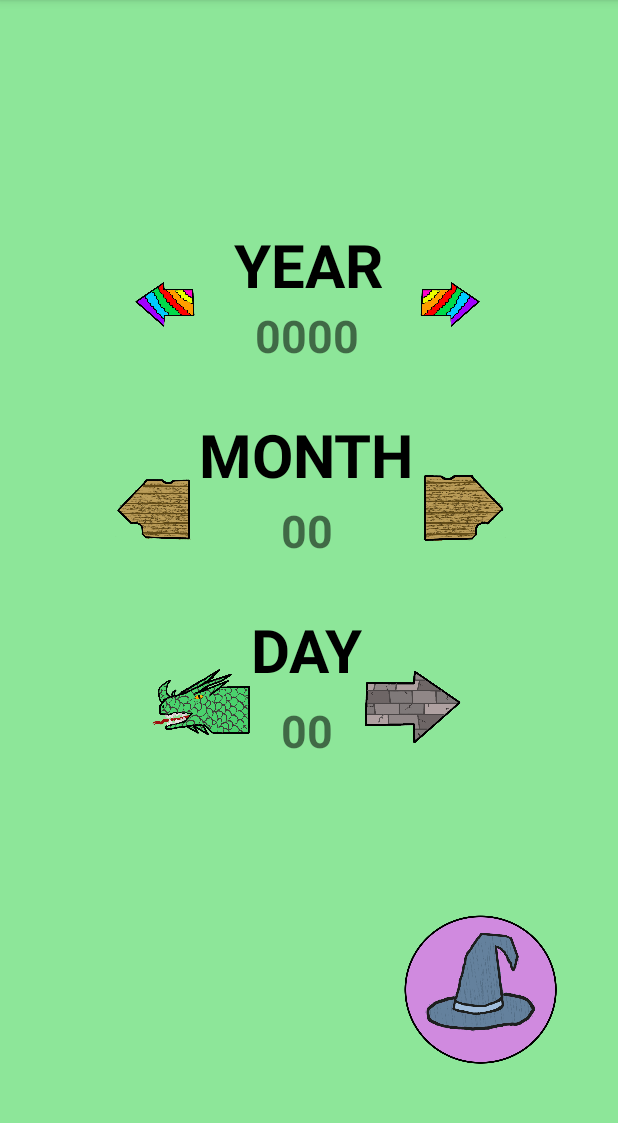
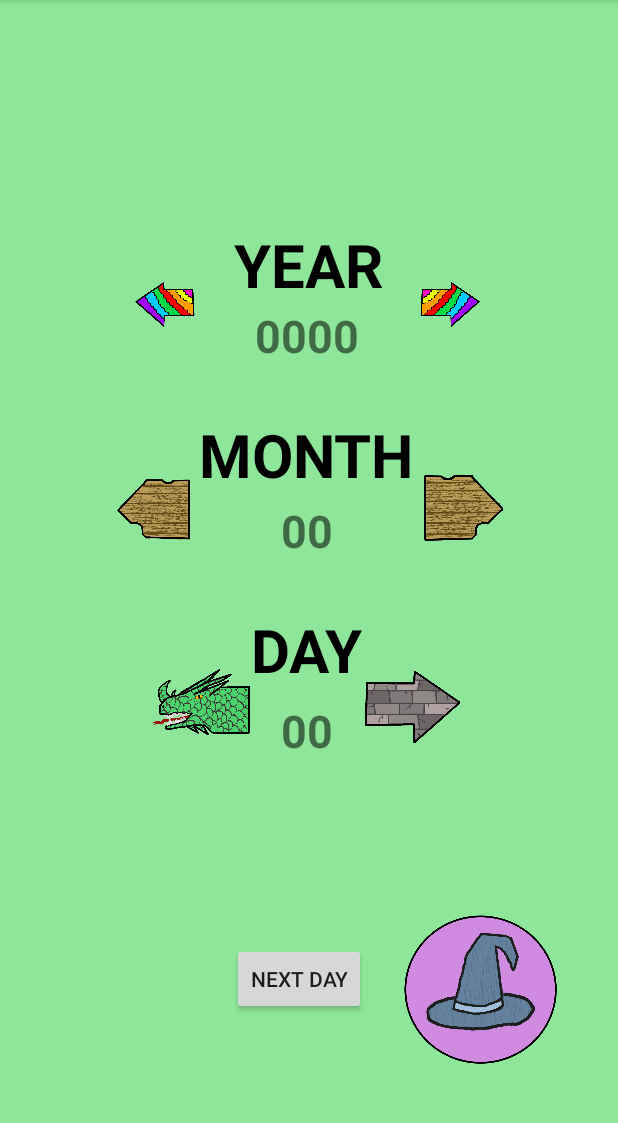
Before and after one commit to DanKBerg/JonAndDan, an Android app: the CalenderActivity screen opened directly, with no data from a screen before it, on a phone screen of 412 x 824 dp, the part 84-1207 px from its top. Run offline under Robolectric (Android 15) with nearby library versions, the phone set to English and light mode, and no system bars; Roboto replaces fonts that are not available here.

Commit message:
Workable buttons for day, month, and year

```diff
--- a/app/src/main/res/layout/activity_calender.xml
+++ b/app/src/main/res/layout/activity_calender.xml
@@ -41,6 +41,7 @@
         android:id="@+id/previousYearArrow"
         android:layout_width="45dp"
         android:layout_height="51dp"
+        android:onClick="PreviousYear"
         app:layout_constraintBottom_toBottomOf="parent"
         app:layout_constraintEnd_toStartOf="@+id/yearTitle"
         app:layout_constraintHorizontal_bias="0.79"
@@ -69,6 +70,7 @@
         android:layout_width="45dp"
         android:layout_height="51dp"
         android:layout_marginStart="20dp"
+        android:onClick="NextYear"
         app:layout_constraintBottom_toBottomOf="parent"
         app:layout_constraintEnd_toEndOf="parent"
         app:layout_constraintHorizontal_bias="0.01"
@@ -81,6 +83,7 @@
         android:id="@+id/nextMonthArrow"
         android:layout_width="61dp"
         android:layout_height="61dp"
+        android:onClick="NextMonth"
         app:layout_constraintBottom_toBottomOf="parent"
         app:layout_constraintEnd_toEndOf="parent"
         app:layout_constraintHorizontal_bias="0.0"
@@ -124,6 +127,7 @@
         android:id="@+id/previousDayArrow"
         android:layout_width="67dp"
         android:layout_height="72dp"
+        android:onClick="PreviousDay"
         app:layout_constraintBottom_toBottomOf="parent"
         app:layout_constraintEnd_toStartOf="@+id/dayTitle"
         app:layout_constraintHorizontal_bias="1.0"
@@ -136,6 +140,7 @@
         android:id="@+id/nextDayArrow"
         android:layout_width="67dp"
         android:layout_height="72dp"
+        android:onClick="NextDay"
         app:layout_constraintBottom_toBottomOf="parent"
         app:layout_constraintEnd_toEndOf="parent"
         app:layout_constraintHorizontal_bias="0.0"
@@ -163,6 +168,7 @@
         android:layout_width="56dp"
         android:layout_height="66dp"
         android:layout_marginStart="64dp"
+        android:onClick="PreviousMonth"
         app:layout_constraintBottom_toBottomOf="parent"
         app:layout_constraintEnd_toStartOf="@+id/monthTitle"
         app:layout_constraintHorizontal_bias="1.0"
@@ -186,4 +192,17 @@
         app:layout_constraintTop_toTopOf="parent"
         app:layout_constraintVertical_bias="0.943" />
 
+    <Button
+        android:id="@+id/button"
+        android:layout_width="wrap_content"
+        android:layout_height="wrap_content"
+        android:onClick="NextDay"
+        android:text="Next Day"
+        app:layout_constraintBottom_toBottomOf="parent"
+        app:layout_constraintEnd_toStartOf="@+id/editButton"
+        app:layout_constraintHorizontal_bias="1.0"
+        app:layout_constraintStart_toStartOf="parent"
+        app:layout_constraintTop_toBottomOf="@+id/day"
+        app:layout_constraintVertical_bias="0.572" />
+
 </androidx.constraintlayout.widget.ConstraintLayout>
```
Also changed, not shown: app/src/main/java/fsu/csc3560/dkb/customcalendar/CalenderActivity.java (+73 -0 lines).
